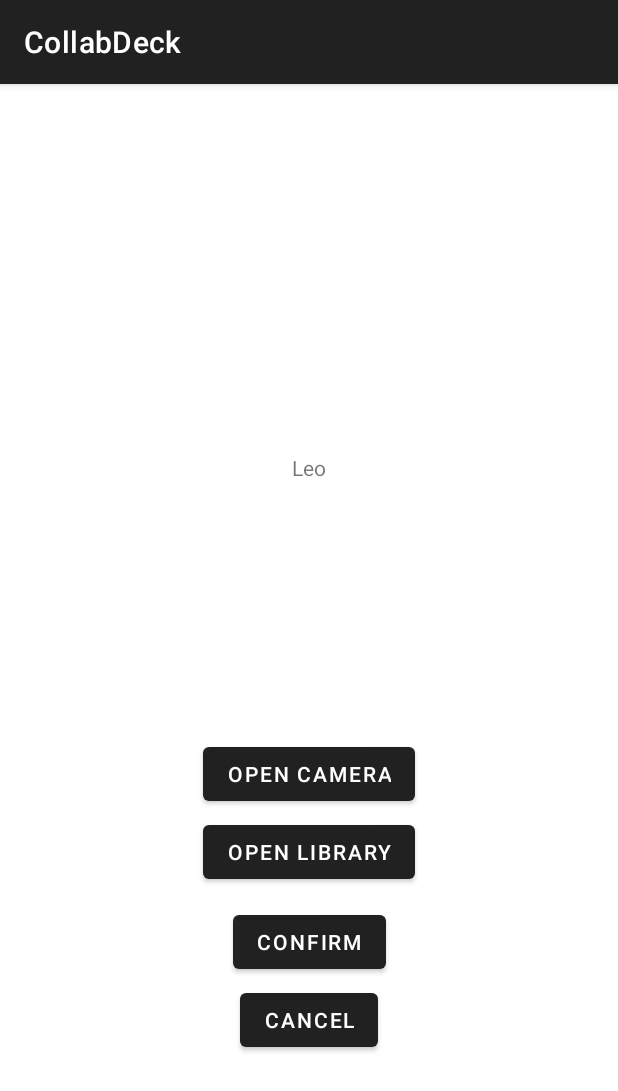
After one commit to I-m-Out-Of-Ideas/CollabDeck, an Android app: the editProfileActivity screen opened directly, with no data from a screen before it, on a phone screen of 412 x 824 dp. The commit adds this screen. Shown: the top 1091 px of the screen. Run offline under Robolectric (Android 15) with nearby library versions, the phone set to English and light mode, and no system bars.

Commit message:
modified files and added others, for profile screens

```diff
--- a/app/src/main/java/com/example/testapp/MainActivity.kt
+++ b/app/src/main/java/com/example/testapp/MainActivity.kt
@@ -18,5 +18,11 @@ class MainActivity : AppCompatActivity() {
             startActivity(intent)
         }
 
+        // take user to profile screen
+        findViewById<Button>(R.id.profile_button).setOnClickListener {
+            val intent = Intent(this@MainActivity, profile_activity::class.java)
+            startActivity(intent)
+        }
+
     }
 }
--- /dev/null
+++ b/app/src/main/java/com/example/testapp/editProfileActivity.kt
@@ -0,0 +1,26 @@
+package com.example.testapp
+
+import android.content.Intent
+import androidx.appcompat.app.AppCompatActivity
+import android.os.Bundle
+import android.widget.Button
+
+class editProfileActivity : AppCompatActivity() {
+    override fun onCreate(savedInstanceState: Bundle?) {
+        super.onCreate(savedInstanceState)
+        setContentView(R.layout.activity_edit_profile)
+
+        // take picture
+
+        // send user to camera library
+
+        // accept changes
+
+        // cancel changes, return user to profile screen
+        findViewById<Button>(R.id.cancel_button).setOnClickListener {
+            val intent = Intent(this@editProfileActivity, profile_activity::class.java)
+            startActivity(intent)
+        }
+
+    }
+}
--- /dev/null
+++ b/app/src/main/res/layout/activity_edit_profile.xml
@@ -0,0 +1,73 @@
+<?xml version="1.0" encoding="utf-8"?>
+<androidx.constraintlayout.widget.ConstraintLayout xmlns:android="http://schemas.android.com/apk/res/android"
+    xmlns:app="http://schemas.android.com/apk/res-auto"
+    xmlns:tools="http://schemas.android.com/tools"
+    android:layout_width="match_parent"
+    android:layout_height="match_parent"
+    tools:context=".editProfileActivity">
+
+    <TextView
+        android:id="@+id/userName2"
+        android:layout_width="wrap_content"
+        android:layout_height="wrap_content"
+        android:text="Leo"
+        app:layout_constraintBottom_toTopOf="@+id/user_profile_picture2"
+        app:layout_constraintEnd_toEndOf="parent"
+        app:layout_constraintStart_toStartOf="parent"
+        app:layout_constraintTop_toTopOf="parent"
+        app:layout_constraintVertical_bias="0.64" />
+
+    <ImageView
+        android:id="@+id/user_profile_picture2"
+        android:layout_width="wrap_content"
+        android:layout_height="wrap_content"
+        android:layout_marginBottom="32dp"
+        app:layout_constraintBottom_toTopOf="@+id/openCamera"
+        app:layout_constraintEnd_toEndOf="parent"
+        app:layout_constraintHorizontal_bias="0.498"
+        app:layout_constraintStart_toStartOf="parent"
+        tools:srcCompat="@tools:sample/avatars" />
+
+    <Button
+        android:id="@+id/openCamera"
+        android:layout_width="wrap_content"
+        android:layout_height="wrap_content"
+        android:layout_marginBottom="4dp"
+        android:text="Open Camera"
+        app:layout_constraintBottom_toTopOf="@+id/openLibrary"
+        app:layout_constraintEnd_toEndOf="parent"
+        app:layout_constraintStart_toStartOf="parent" />
+
+    <Button
+        android:id="@+id/openLibrary"
+        android:layout_width="wrap_content"
+        android:layout_height="wrap_content"
+        android:layout_marginBottom="12dp"
+        android:text="Open Library"
+        app:layout_constraintBottom_toTopOf="@+id/confirm_button"
+        app:layout_constraintEnd_toEndOf="parent"
+        app:layout_constraintStart_toStartOf="parent" />
+
+
+    <Button
+        android:id="@+id/confirm_button"
+        android:layout_width="wrap_content"
+        android:layout_height="wrap_content"
+        android:layout_marginBottom="4dp"
+        android:text="Confirm"
+        app:layout_constraintBottom_toTopOf="@+id/cancel_button"
+        app:layout_constraintEnd_toEndOf="parent"
+        app:layout_constraintHorizontal_bias="0.501"
+        app:layout_constraintStart_toStartOf="parent" />
+
+    <Button
+        android:id="@+id/cancel_button"
+        android:layout_width="wrap_content"
+        android:layout_height="wrap_content"
+        android:layout_marginBottom="120dp"
+        android:text="Cancel"
+        app:layout_constraintBottom_toBottomOf="parent"
+        app:layout_constraintEnd_toEndOf="parent"
+        app:layout_constraintStart_toStartOf="parent" />
+
+</androidx.constraintlayout.widget.ConstraintLayout>
--- a/app/src/main/res/values/strings.xml
+++ b/app/src/main/res/values/strings.xml
@@ -4,4 +4,6 @@
     <string name="back4app_server_url">https://parseapi.back4app.com/</string>
     <string name="back4app_app_id">p1ayUfNJ9ObYrhsIjnPslwAoPbvdABdrEL47ed18</string>
     <string name="back4app_client_key">O4tM0Zndiaqn4NHFwxqmn7lQIMhpRi9LWqSWctZJ</string>
+    <!-- TODO: Remove or change this placeholder text -->
+    <string name="hello_blank_fragment">Hello blank fragment</string>
 </resources>
```
Also changed, not shown: app/src/main/AndroidManifest.xml (+14 -1 lines), app/src/main/java/com/example/testapp/profile_activity.kt (added, +32 -0 lines), app/src/main/res/layout/activity_profile.xml (added, +65 -0 lines).
